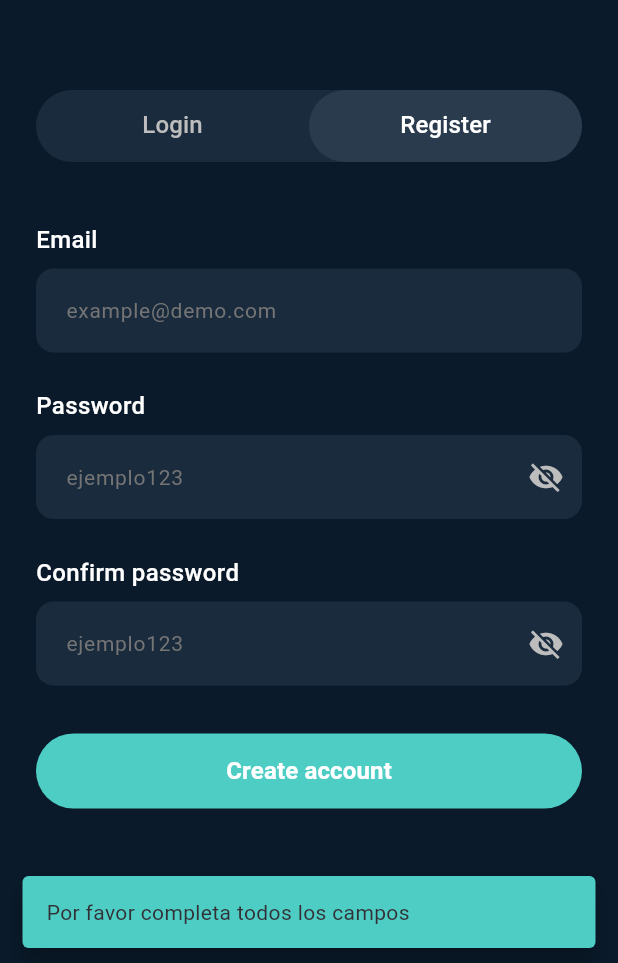
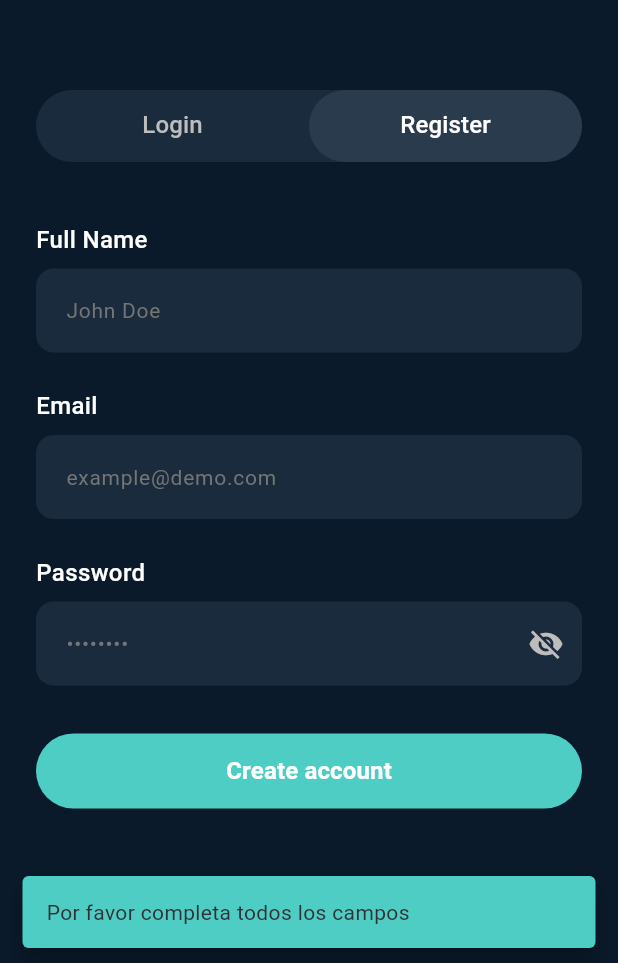
Before and after one commit to JosephLlacchua/gasguard-mobile, a Flutter app: the screen it shows after launch, tab 2 chosen, after a tap on "Create account", on a phone screen of 412 x 824 dp, the part 273-1236 px from its top. Run offline on Flutter 3.47's test engine with Material 3 defaults, Android fonts, the phone set to English and light mode, and no system bars; our stand-ins replace shared_preferences.

Commit message:
feat: add name fields and improve registration logic in the registration form

```diff
--- a/lib/ui/common/app_header.dart
+++ b/lib/ui/common/app_header.dart
@@ -23,7 +23,6 @@ class AppHeader extends StatelessWidget {
       child: Row(
         mainAxisAlignment: MainAxisAlignment.spaceBetween,
         children: [
-          // Parte izquierda: Logo o Botón atrás + Logo
           Row(
             children: [
               if (showBackButton)
@@ -43,7 +42,6 @@ class AppHeader extends StatelessWidget {
             ],
           ),
 
-          // Parte derecha: Acción personalizada o menú hamburguesa
           customAction ?? IconButton(
             onPressed: onMenuPressed,
             icon: const Icon(
--- a/lib/ui/screens/auth/login_form.dart
+++ b/lib/ui/screens/auth/login_form.dart
@@ -1,6 +1,8 @@
+import 'dart:convert';
 import 'package:flutter/material.dart';
+import 'package:gasguard_mobile/models/user.dart';
 import 'package:gasguard_mobile/ui/common/input_field.dart';
-
+import 'package:shared_preferences/shared_preferences.dart';
 import '../../../utils/app_router.dart';
 
 class LoginForm extends StatefulWidget {
@@ -14,6 +16,38 @@ class _LoginFormState extends State<LoginForm> {
   final TextEditingController _emailController = TextEditingController();
   final TextEditingController _passwordController = TextEditingController();
   bool _obscurePassword = true;
+  bool _isLoading = false;
+
+  @override
+  void initState() {
+    super.initState();
+    _checkLoggedInUser();
+  }
+
+  Future<void> _checkLoggedInUser() async {
+    try {
+      final prefs = await SharedPreferences.getInstance();
+      bool isLoggedIn = prefs.getBool('is_logged_in') ?? false;
+
+      if (isLoggedIn) {
+        String? userJson = prefs.getString('user_data');
+        if (userJson != null) {
+          User user = User.fromJson(json.decode(userJson));
+
+          // Navegación después de la inicialización completa
+          Future.microtask(() {
+            Navigator.pushReplacementNamed(
+              context,
+              AppRouter.dashboard,
+              arguments: {'user': user},
+            );
+          });
+        }
+      }
+    } catch (e) {
+      print('Error al verificar sesión: $e');
+    }
+  }
 
   @override
   void dispose() {
@@ -39,7 +73,7 @@ class _LoginFormState extends State<LoginForm> {
         CustomInputField(
           label: 'Password',
           controller: _passwordController,
-          hintText: 'ejemplo123',
+          hintText: '••••••••',
           obscureText: _obscurePassword,
           suffixIcon: IconButton(
             icon: Icon(
@@ -59,7 +93,7 @@ class _LoginFormState extends State<LoginForm> {
           alignment: Alignment.centerRight,
           child: TextButton(
             onPressed: () {
-              // Implementar lógica de recuperar contraseña
+              _showSnackBar('Función no implementada en la demo');
             },
             child: Text(
               'Forgot password?',
@@ -73,7 +107,7 @@ class _LoginFormState extends State<LoginForm> {
         const SizedBox(height: 32),
         // Botón Login
         _buildLoginButton(),
-        const Spacer(),
+        const SizedBox(height: 20),
       ],
     );
   }
@@ -83,9 +117,7 @@ class _LoginFormState extends State<LoginForm> {
       width: double.infinity,
       height: 50,
       child: ElevatedButton(
-        onPressed: () {
-          _handleLogin();
-        },
+        onPressed: _isLoading ? null : _handleLogin,
         style: ElevatedButton.styleFrom(
           backgroundColor: const Color(0xFF4ECDC4),
           foregroundColor: Colors.white,
@@ -93,8 +125,18 @@ class _LoginFormState extends State<LoginForm> {
           shape: RoundedRectangleBorder(
             borderRadius: BorderRadius.circular(25),
           ),
+          disabledBackgroundColor: Colors.grey,
         ),
-        child: const Text(
+        child: _isLoading
+          ? const SizedBox(
+              height: 20,
+              width: 20,
+              child: CircularProgressIndicator(
+                color: Colors.white,
+                strokeWidth: 2,
+              ),
+            )
+          : const Text(
               'Login',
               style: TextStyle(
                 fontSize: 16,
@@ -105,7 +147,7 @@ class _LoginFormState extends State<LoginForm> {
     );
   }
 
-  void _handleLogin() {
+  void _handleLogin() async {
     String email = _emailController.text.trim();
     String password = _passwordController.text.trim();
 
@@ -114,15 +156,95 @@ class _LoginFormState extends State<LoginForm> {
       return;
     }
 
-    _showSnackBar('Iniciando sesión...');
+    setState(() {
+      _isLoading = true;
+    });
 
-    // Implementación de autenticación con provider
-    // authProvider.login(email, password);
+    try {
+      // Verificar credenciales - versión demo
+      bool isAuthenticated = await _authenticateUser(email, password);
 
-    // Por ahora, navegación simple
-    Future.delayed(const Duration(seconds: 1), () {
-      Navigator.pushReplacementNamed(context, AppRouter.dashboard);
+      if (isAuthenticated) {
+        User user = await _getUserData();
+
+        final prefs = await SharedPreferences.getInstance();
+        await prefs.setBool('is_logged_in', true);
+
+        _showSnackBar('¡Inicio de sesión exitoso!');
+
+        await Future.delayed(const Duration(seconds: 1));
+
+        // Navegar al dashboard
+        if (mounted) {
+          Navigator.pushReplacementNamed(
+            context,
+            AppRouter.dashboard,
+            arguments: {'user': user},
+          );
+        }
+      } else {
+        _showSnackBar('Credenciales incorrectas');
+      }
+    } catch (e) {
+      _showSnackBar('Error al iniciar sesión: $e');
+    } finally {
+      if (mounted) {
+        setState(() {
+          _isLoading = false;
         });
+      }
+    }
+  }
+
+  // Método para autenticar usuario (demo - SharedPreferences)
+  Future<bool> _authenticateUser(String email, String password) async {
+    try {
+      final prefs = await SharedPreferences.getInstance();
+      final userJson = prefs.getString('user_data');
+      final savedPassword = prefs.getString('user_password');
+
+      if (userJson != null && savedPassword != null) {
+        final userData = json.decode(userJson);
+        final user = User.fromJson(userData);
+
+        return user.email == email && savedPassword == password;
+      }
+
+      // Si no hay usuario guardado, permitir un usuario demo
+      return email == 'demo@gasguard.com' && password == 'demo123';
+    } catch (e) {
+      print('Error al autenticar: $e');
+      return false;
+    }
+  }
+
+  // Método para obtener datos de usuario
+  Future<User> _getUserData() async {
+    try {
+      final prefs = await SharedPreferences.getInstance();
+      final userJson = prefs.getString('user_data');
+
+      if (userJson != null) {
+        return User.fromJson(json.decode(userJson));
+      }
+
+      // Usuario demo como fallback
+      return User(
+        id: 'demo123',
+        email: _emailController.text,
+        name: 'Usuario Demo',
+        deviceIds: ['device001', 'device002'],
+      );
+    } catch (e) {
+      print('Error al obtener usuario: $e');
+      // Usuario demo como fallback para error
+      return User(
+        id: 'demo123',
+        email: _emailController.text,
+        name: 'Usuario Demo',
+        deviceIds: [],
+      );
+    }
   }
 
   void _showSnackBar(String message) {
--- a/lib/ui/screens/auth/register_form.dart
+++ b/lib/ui/screens/auth/register_form.dart
@@ -1,6 +1,8 @@
+import 'dart:convert';
 import 'package:flutter/material.dart';
+import 'package:gasguard_mobile/models/user.dart';
 import 'package:gasguard_mobile/ui/common/input_field.dart';
-
+import 'package:shared_preferences/shared_preferences.dart';
 import '../../../utils/app_router.dart';
 
 class RegisterForm extends StatefulWidget {
@@ -11,17 +13,16 @@ class RegisterForm extends StatefulWidget {
 }
 
 class _RegisterFormState extends State<RegisterForm> {
+  final TextEditingController _nameController = TextEditingController();
   final TextEditingController _emailController = TextEditingController();
   final TextEditingController _passwordController = TextEditingController();
-  final TextEditingController _confirmPasswordController = TextEditingController();
   bool _obscurePassword = true;
-  bool _obscureConfirmPassword = true;
 
   @override
   void dispose() {
+    _nameController.dispose();
     _emailController.dispose();
     _passwordController.dispose();
-    _confirmPasswordController.dispose();
     super.dispose();
   }
 
@@ -30,6 +31,15 @@ class _RegisterFormState extends State<RegisterForm> {
     return Column(
       crossAxisAlignment: CrossAxisAlignment.start,
       children: [
+        // Campo Nombre
+        CustomInputField(
+          label: 'Full Name',
+          controller: _nameController,
+          hintText: 'John Doe',
+          keyboardType: TextInputType.name,
+        ),
+        const SizedBox(height: 24),
+
         // Campo Email
         CustomInputField(
           label: 'Email',
@@ -38,11 +48,12 @@ class _RegisterFormState extends State<RegisterForm> {
           keyboardType: TextInputType.emailAddress,
         ),
         const SizedBox(height: 24),
+
         // Campo Password
         CustomInputField(
           label: 'Password',
           controller: _passwordController,
-          hintText: 'ejemplo123',
+          hintText: '••••••••',
           obscureText: _obscurePassword,
           suffixIcon: IconButton(
             icon: Icon(
@@ -56,29 +67,9 @@ class _RegisterFormState extends State<RegisterForm> {
             },
           ),
         ),
-        const SizedBox(height: 24),
-        // Campo Confirm Password
-        CustomInputField(
-          label: 'Confirm password',
-          controller: _confirmPasswordController,
-          hintText: 'ejemplo123',
-          obscureText: _obscureConfirmPassword,
-          suffixIcon: IconButton(
-            icon: Icon(
-              _obscureConfirmPassword ? Icons.visibility_off : Icons.visibility,
-              color: Colors.grey[400],
-            ),
-            onPressed: () {
-              setState(() {
-                _obscureConfirmPassword = !_obscureConfirmPassword;
-              });
-            },
-          ),
-        ),
         const SizedBox(height: 32),
-        // Botón Register
         _buildRegisterButton(),
-        const Spacer(),
+        const SizedBox(height: 20),
       ],
     );
   }
@@ -111,30 +102,55 @@ class _RegisterFormState extends State<RegisterForm> {
   }
 
   void _handleRegister() {
-    // Lógica de registro
+
+    String name = _nameController.text.trim();
     String email = _emailController.text.trim();
     String password = _passwordController.text.trim();
-    String confirmPassword = _confirmPasswordController.text.trim();
 
-    if (email.isEmpty || password.isEmpty || confirmPassword.isEmpty) {
+    if (name.isEmpty || email.isEmpty || password.isEmpty) {
       _showSnackBar('Por favor completa todos los campos');
-      return;
-    }
-
-    if (password != confirmPassword) {
-      _showSnackBar('Las contraseñas no coinciden');
       return;
     }
 
     _showSnackBar('Creando cuenta...');
 
-    // Aquí implementarías el registro real
-    // authProvider.register(email, password);
+    // Crear objeto User
+    final newUser = User(
+      id: DateTime.now().millisecondsSinceEpoch.toString(),
+      name: name,
+      email: email,
+      deviceIds: [], // Usuario nuevo sin dispositivos
+    );
 
-    Future.delayed(const Duration(seconds: 1), () {
-      Navigator.pushReplacementNamed(context, AppRouter.dashboard);
+    // Guardar el usuario simuldo
+    _saveUser(newUser, password).then((_) {
+      // Una vez guardado, navegar al dashboard
+      Future.delayed(const Duration(seconds: 1), () {
+        Navigator.pushReplacementNamed(
+          context,
+          AppRouter.dashboard,
+          arguments: {'user': newUser},
+        );
+      });
+    }).catchError((error) {
+      _showSnackBar('Error al crear cuenta: $error');
     });
+  }
 
+  // Método para guardar usuario en SharedPreferences)
+  Future<void> _saveUser(User user, String password) async {
+    try {
+      final prefs = await SharedPreferences.getInstance();
+
+      await prefs.setString('user_data', json.encode(user.toJson()));
+
+      await prefs.setString('user_password', password);
+
+      await prefs.setBool('is_logged_in', true);
+    } catch (e) {
+      print('Error al guardar usuario: $e');
+      throw Exception('No se pudo guardar la cuenta');
+    }
   }
 
   void _showSnackBar(String message) {
```
Lines whose indentation alone changed are shown as unchanged.
